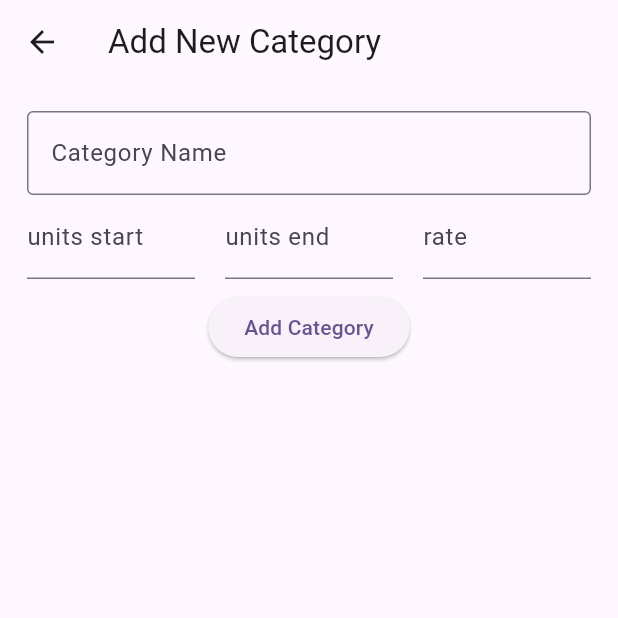
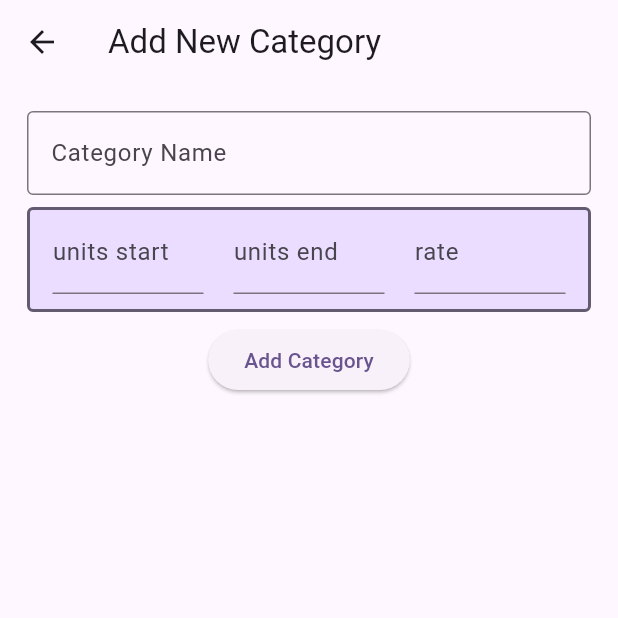
Before and after one commit to zaibugemi/bill_cal, a Flutter app: the AddCategoryForm screen opened directly, on a phone screen of 412 x 824 dp, the top half of it. Run offline on Flutter 3.47's test engine with Material 2 defaults, Android fonts, the phone set to English and light mode, and no system bars.

Commit message:
feat: style the box

```diff
--- a/lib/main.dart
+++ b/lib/main.dart
@@ -309,7 +309,18 @@ class AddCategoryFormState extends State<AddCategoryForm> {
                     return null;
                   },
                 ),
-                Row(children: [
+                Container(
+                  margin: const EdgeInsets.only(top: 8.0),
+                  padding: const EdgeInsets.only(
+                      left: 15.0, right: 15.0, bottom: 10.0),
+                  decoration: BoxDecoration(
+                      color: Theme.of(context).colorScheme.primaryContainer,
+                      border: Border.all(
+                          color: Theme.of(context).colorScheme.secondary,
+                          width: 2),
+                      borderRadius:
+                          const BorderRadius.all(Radius.circular(4.0))),
+                  child: Row(children: [
                     Expanded(
                       child: TextFormField(
                         controller: startUnitController,
@@ -341,7 +352,8 @@ class AddCategoryFormState extends State<AddCategoryForm> {
                       child: TextFormField(
                         controller: endUnitController,
                         keyboardType: TextInputType.number,
-                      decoration: const InputDecoration(labelText: 'units end'),
+                        decoration:
+                            const InputDecoration(labelText: 'units end'),
                         validator: (value) {
                           if (value == null || value.isEmpty) {
                             return 'Invalid number';
@@ -384,11 +396,18 @@ class AddCategoryFormState extends State<AddCategoryForm> {
                       },
                     ))
                   ]),
+                ),
                 Padding(
                   padding: const EdgeInsets.only(top: 8.0),
                   child: ElevatedButton(
                     onPressed: () {
                       if (_formKey.currentState!.validate()) {
+                        setState(() {
+                          rateCategories.add(Rate(
+                              startUnits: int.parse(startUnitController.text),
+                              endUnits: int.parse(endUnitController.text),
+                              rate: double.parse(rateController.text)));
+                        });
                         ScaffoldMessenger.of(context).showSnackBar(
                             const SnackBar(content: Text('Category Added!')));
                       }
```
Lines whose indentation alone changed are shown as unchanged.
